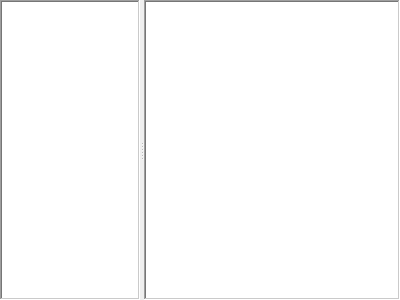
Before: the Qt Designer form omodscan/controls/outputwidget.ui in sanny32/OpenModScan, drawn with Qt 5.
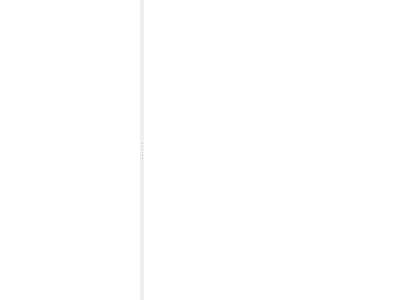
After: the same form once the commit is applied. The open tabs and pages were chosen to show the change. Custom widgets are drawn as their Qt base class.

Diff of the .ui file:
```diff
--- a/omodscan/controls/outputwidget.ui
+++ b/omodscan/controls/outputwidget.ui
@@ -139,7 +139,7 @@
            </sizepolicy>
           </property>
           <property name="frameShape">
-           <enum>QFrame::Shape::WinPanel</enum>
+           <enum>QFrame::Shape::NoFrame</enum>
           </property>
           <property name="autoScroll">
            <bool>true</bool>
@@ -180,7 +180,7 @@
            <enum>Qt::FocusPolicy::NoFocus</enum>
           </property>
           <property name="frameShape">
-           <enum>QFrame::Shape::WinPanel</enum>
+           <enum>QFrame::Shape::NoFrame</enum>
           </property>
           <property name="editTriggers">
            <set>QAbstractItemView::EditTrigger::NoEditTriggers</set>
```
Left out of the diff: 2 changed lines with no effect on the pictures.
